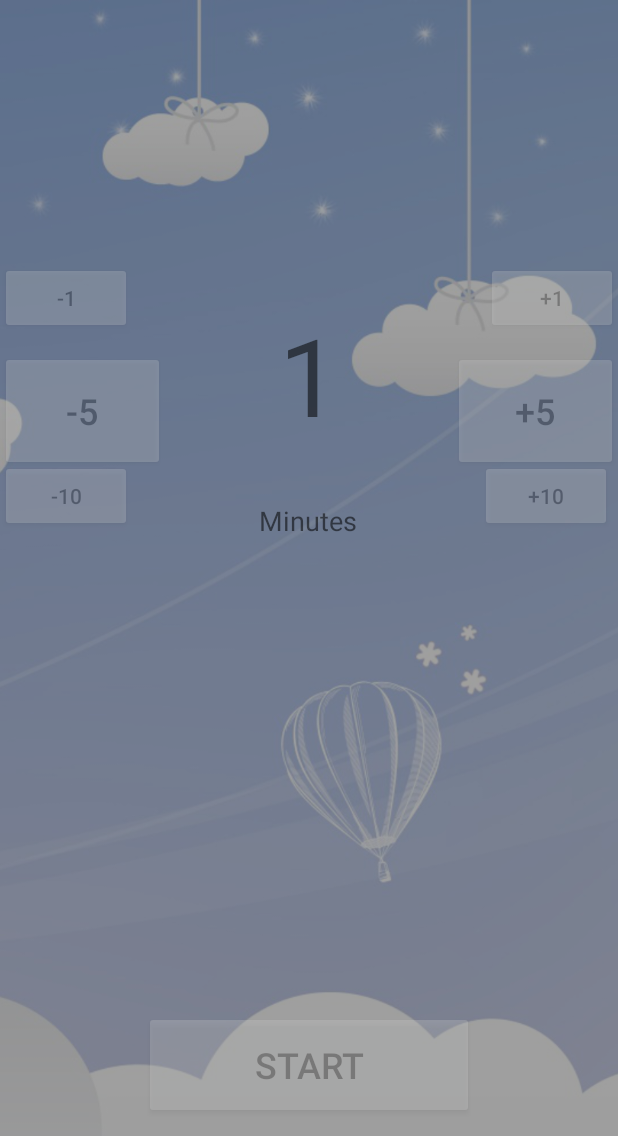
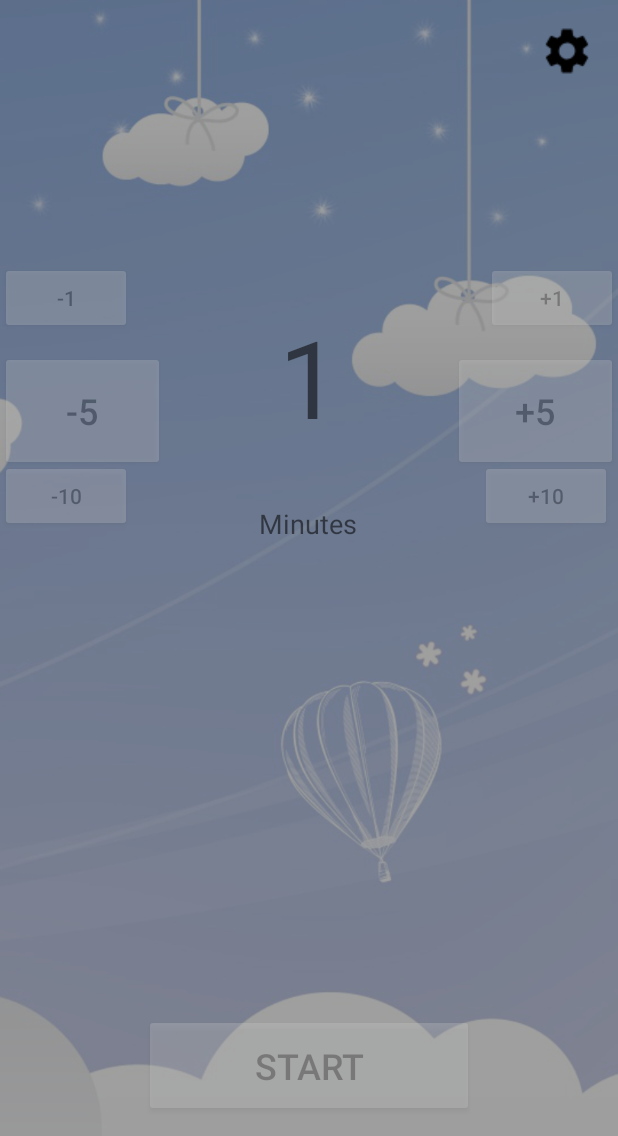
Before and after one commit to dangkhoa116/Sleep-Timer, an Android app: the screen it shows after launch (MainActivity), on a phone screen of 412 x 824 dp. Shown: the top 1136 px of the screen. Run offline under Robolectric (Android 15) with nearby library versions, the phone set to English and light mode, and no system bars; libraries missing offline, so code that uses them is left out: com.mikhaellopez.circularprogressbar; plain views replace CircularProgressBar; 1 statement that could not run was skipped.

Commit message:
add feature turnoff Wifi,bluetooth. add setting activity.

```diff
--- a/app/src/main/res/layout/activity_main.xml
+++ b/app/src/main/res/layout/activity_main.xml
@@ -47,8 +47,8 @@
 
     <TextView
         android:id="@+id/minutesLeft"
-        android:layout_width="108dp"
-        android:layout_height="160dp"
+        android:layout_width="110dp"
+        android:layout_height="162dp"
         android:layout_marginTop="170dp"
         android:layout_marginBottom="344dp"
         android:gravity="center"
@@ -195,11 +195,23 @@
         android:layout_marginBottom="98dp"
         android:alpha="0.25"
         android:color="#66FF0000"
+        android:onClick="extendButton"
         android:text="Extend"
-        android:onClick="extendButton"
         android:visibility="invisible"
         app:layout_constraintBottom_toTopOf="@+id/startBnt"
         app:layout_constraintStart_toStartOf="@+id/endBnt"
         app:layout_constraintTop_toTopOf="parent" />
 
+    <ImageView
+        android:id="@+id/settingBnt"
+        android:layout_width="wrap_content"
+        android:layout_height="wrap_content"
+        android:layout_marginTop="16dp"
+        android:layout_marginEnd="16dp"
+        android:onClick="openSetting"
+        app:layout_constraintEnd_toEndOf="parent"
+        app:layout_constraintTop_toTopOf="parent"
+        app:srcCompat="@drawable/settingicon" />
+
+
 </android.support.constraint.ConstraintLayout>
```
Also changed, not shown: app/src/main/AndroidManifest.xml (+15 -3 lines), app/src/main/java/com/example/sleeptimer/MainActivity.java (+22 -1 lines), app/src/main/java/com/example/sleeptimer/setting.java (added, +23 -0 lines), app/src/main/res/layout/activity_setting.xml (added, +72 -0 lines), app/src/main/res/drawable-v24/backicon.png (added), app/src/main/res/drawable-v24/settingicon.png (added).
